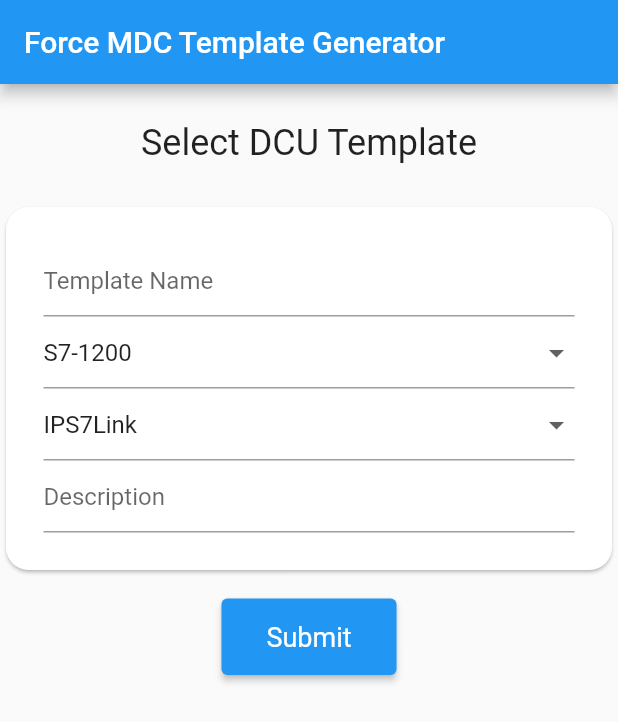
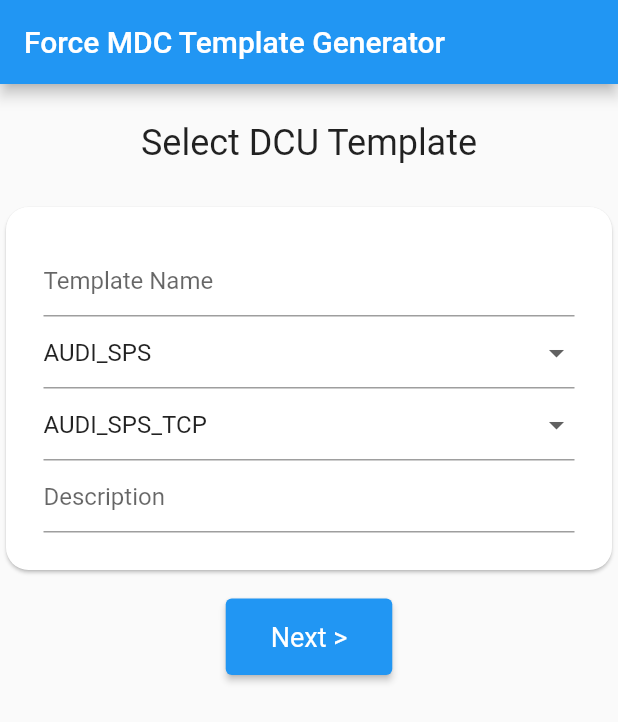
Before and after one commit to bansal-saurabh/forcam_mdc_generator, a Flutter app: the screen it shows after launch, on a phone screen of 412 x 824 dp. Shown: the top 722 px of the screen. Run offline on Flutter 3.47's test engine with Material 2 defaults, Android fonts, the light colour scheme and no system bars.

Commit message:
Data Source Updated

```diff
--- a/lib/io/dcu_generator.dart
+++ b/lib/io/dcu_generator.dart
@@ -17,9 +17,6 @@ class DCUGenerator {
   Future<File?> readFile(String templateName, String selectedPlugin) async {
     try {
       final file = await _localFile;
-
-      // Read the file
-      final contents = await file.readAsString();
 
       // Read the document
       final document = XmlDocument.parse(file.readAsStringSync());
--- a/lib/main.dart
+++ b/lib/main.dart
@@ -1,5 +1,5 @@
 import 'package:flutter/material.dart';
-import 'package:forcam_mdc_generator/pages/dcu_selector.dart';
+import 'package:forcam_mdc_generator/pages/dcu_template_selector.dart';
 
 void main() => runApp(MyApp());
 
@@ -9,7 +9,7 @@ class MyApp extends StatelessWidget {
     return MaterialApp(
       title: 'Welcome to Forcam Force MDC Generator',
       debugShowCheckedModeBanner: false,
-      home: DCUSelector(title: 'Force MDC Template Generator'),
+      home: DCUTemplateSelector(title: 'Force MDC Template Generator'),
     );
   }
 }
--- a/lib/models/plugin_repository.dart
+++ b/lib/models/plugin_repository.dart
@@ -17,40 +17,163 @@ class PluginRepository {
 
   List _dcuplugins = [
     {
-      "plugin": "S7-1200",
-      "alias": "S7-1200",
+      "plugin": "AUDI_SPS",
+      "alias": "AUDI_SPS",
       "bus": [
-        "IPS7Link",
+        "AUDI_SPS_TCP",
+      ]
+    },
+    {
+      "plugin": "MDE_UDP_CTRL_01",
+      "alias": "MDE_UDP_CTRL_01",
+      "bus": [
+        "MDE_UDP_PROT_01",
         "IBHLink",
       ]
     },
     {
-      "plugin": "S7-1500",
-      "alias": "S7-1500",
+      "plugin": "HDH",
+      "alias": "HDH",
       "bus": [
-        "IPS7Link",
-        "IBHLink",
+        "HDHLNK",
       ]
     },
     {
-      "plugin": "OPC UA",
-      "alias": "OPC UA",
+      "plugin": "IBX",
+      "alias": "IBX",
       "bus": [
-        "OPCUA Prot",
+        "IBX_TCP",
       ]
     },
     {
-      "plugin": "OPC DA",
-      "alias": "OPC DA",
+      "plugin": "IOS",
+      "alias": "IOS",
       "bus": [
-        "OPCDA Prot",
+        "IOSCOM",
       ]
     },
     {
-      "plugin": "RPCSinumerik",
-      "alias": "RPCSinumerik",
+      "plugin": "MTCONNECT",
+      "alias": "MTCONNECT",
       "bus": [
-        "RPC Bus",
+        "MTCONNECTPROT",
+      ]
+    },
+    {
+      "plugin": "OPC_DA_1",
+      "alias": "OPC_DA_1",
+      "bus": [
+        "OPC_DA_1PROT",
+      ]
+    },
+    {
+      "plugin": "OPCDAXML",
+      "alias": "OPCDAXML",
+      "bus": [
+        "OPCDAXML_PROT",
+      ]
+    },
+    {
+      "plugin": "S5_1XX",
+      "alias": "S5_1XX",
+      "bus": [
+        "IBHLINK_S5",
+        "IBX_TCP_PF",
+        "IPS5LNK",
+        "SIMATIC_TCP",
+      ]
+    },
+    {
+      "plugin": "S7_200",
+      "alias": "S7_200",
+      "bus": [
+        "DDES7LNK",
+        "IBX_TCP_PF",
+        "IPS7LNK",
+        "MPIS7LNK",
+      ]
+    },
+    {
+      "plugin": "S7_300",
+      "alias": "S7_300",
+      "bus": [
+        "DDES7LNK",
+        "IBHLINK_S7",
+        "IBX_TCP_PF",
+        "IPS7LNK",
+        "MPIS7LNK",
+        "SIMATIC_TCP",
+      ]
+    },
+    {
+      "plugin": "S7_400",
+      "alias": "S7_400",
+      "bus": [
+        "DDES7LNK",
+        "IBHLINK_S7",
+        "IBX_TCP_PF",
+        "IPS7LNK",
+        "MPIS7LNK",
+        "SIMATIC_TCP",
+      ]
+    },
+    {
+      "plugin": "S7_1200",
+      "alias": "S7_1200",
+      "bus": [
+        "DDES7LNK",
+        "IBHLINK_S7",
+        "IBX_TCP_PF",
+        "IPS7LNK",
+        "MPIS7LNK",
+        "SIMATIC_TCP",
+      ]
+    },
+    {
+      "plugin": "S7_1500",
+      "alias": "S7_1500",
+      "bus": [
+        "DDES7LNK",
+        "IBHLINK_S7",
+        "IBX_TCP_PF",
+        "IPS7LNK",
+        "MPIS7LNK",
+        "SIMATIC_TCP",
+      ]
+    },
+    {
+      "plugin": "FANUC10",
+      "alias": "FANUC10",
+      "bus": [
+        "FANUCFOCAS12",
+      ]
+    },
+    {
+      "plugin": "ROCKWELL",
+      "alias": "ROCKWELL",
+      "bus": [
+        "ROCKWELLPROT",
+      ]
+    },
+    {
+      "plugin": "OPCUA",
+      "alias": "OPCUA",
+      "bus": [
+        "OPCUAPROT",
+      ]
+    },
+    {
+      "plugin": "DATAEXCHANGE",
+      "alias": "DATAEXCHANGE",
+      "bus": [
+        "DATAEXCHANGEPROT",
+      ]
+    },
+    {
+      "plugin": "MQTT",
+      "alias": "MQTT",
+      "bus": [
+        "MQTTPROT",
       ]
     },
   ];
--- a/lib/pages/dcu_selector.dart
+++ b/lib/pages/dcu_signal_selector.dart
@@ -1,17 +1,16 @@
-import 'package:flutter/cupertino.dart';
 import 'package:flutter/material.dart';
 import 'package:forcam_mdc_generator/models/plugin_repository.dart';
 import 'package:forcam_mdc_generator/io/dcu_generator.dart';
 
-class DCUSelector extends StatefulWidget {
-  DCUSelector({Key? key, required this.title}) : super(key: key);
+class DCUSignalSelector extends StatefulWidget {
+  DCUSignalSelector({Key? key, required this.title}) : super(key: key);
   final String title;
 
   @override
-  _DCUSelectorState createState() => _DCUSelectorState();
+  _DCUSignalSelectorState createState() => _DCUSignalSelectorState();
 }
 
-class _DCUSelectorState extends State<DCUSelector> {
+class _DCUSignalSelectorState extends State<DCUSignalSelector> {
   final templateName = TextEditingController();
   final templateDesc = TextEditingController();
 
@@ -20,8 +19,8 @@ class _DCUSelectorState extends State<DCUSelector> {
   List<String> _plugins = ["Plugin Types"];
   List<String> _busTypes = ["Bus Types"];
 
-  String _selectedPlugin = "S7-1200";
-  String _selectedBus = "IPS7Link";
+  String _selectedPlugin = "AUDI_SPS";
+  String _selectedBus = "AUDI_SPS_TCP";
 
   @override
   void initState() {
@@ -44,7 +43,7 @@ class _DCUSelectorState extends State<DCUSelector> {
               height: 25.0,
             ),
             Text(
-              'Select DCU Template',
+              'Add DCU Signals',
               style: Theme.of(context).textTheme.headline5,
             ),
             SizedBox(
@@ -64,7 +63,12 @@ class _DCUSelectorState extends State<DCUSelector> {
                           TextFormField(
                             controller: templateName,
                             decoration:
-                                InputDecoration(hintText: 'Template Name'),
+                            InputDecoration(hintText: 'Name'),
+                          ),
+                          TextFormField(
+                            controller: templateName,
+                            decoration:
+                            InputDecoration(hintText: 'Signal Group'),
                           ),
                           DropdownButtonFormField(
                             value: _selectedPlugin,
@@ -91,7 +95,12 @@ class _DCUSelectorState extends State<DCUSelector> {
                           TextFormField(
                             controller: templateDesc,
                             decoration:
-                                InputDecoration(hintText: 'Description'),
+                            InputDecoration(hintText: 'Alias'),
+                          ),
+                          TextFormField(
+                            controller: templateDesc,
+                            decoration:
+                            InputDecoration(hintText: 'Comment'),
                           ),
                         ],
                       ),
--- /dev/null
+++ b/lib/pages/dcu_template_selector.dart
@@ -0,0 +1,158 @@
+import 'package:flutter/material.dart';
+import 'package:forcam_mdc_generator/models/plugin_repository.dart';
+import 'package:forcam_mdc_generator/io/dcu_generator.dart';
+import 'package:forcam_mdc_generator/pages/dcu_signal_selector.dart';
+
+class DCUTemplateSelector extends StatefulWidget {
+  DCUTemplateSelector({Key? key, required this.title}) : super(key: key);
+  final String title;
+
+  @override
+  _DCUTemplateSelectorState createState() => _DCUTemplateSelectorState();
+}
+
+class _DCUTemplateSelectorState extends State<DCUTemplateSelector> {
+  final templateName = TextEditingController();
+  final templateDesc = TextEditingController();
+
+  PluginRepository repository = PluginRepository();
+
+  List<String> _plugins = ["Plugin Types"];
+  List<String> _pluginsSorted = ["Plugin Types Sorted"];
+  List<String> _busTypes = ["Bus Types"];
+
+  String _selectedPlugin = "AUDI_SPS";
+  String _selectedBus = "AUDI_SPS_TCP";
+
+  @override
+  void initState() {
+    _plugins = repository.getStates();
+    _plugins.sort();
+    _busTypes = repository.getBusByPlugin(_selectedPlugin);
+    super.initState();
+  }
+
+  @override
+  Widget build(BuildContext context) {
+    return Scaffold(
+      appBar: AppBar(
+        title: Text(widget.title),
+      ),
+      body: Center(
+        child: Column(
+          mainAxisAlignment: MainAxisAlignment.start,
+          children: [
+            SizedBox(
+              height: 25.0,
+            ),
+            Text(
+              'Select DCU Template',
+              style: Theme.of(context).textTheme.headline5,
+            ),
+            SizedBox(
+              height: 25.0,
+            ),
+            Card(
+              shape: RoundedRectangleBorder(
+                  borderRadius: BorderRadiusDirectional.circular(15.0)),
+              child: Padding(
+                padding: const EdgeInsets.all(25.0),
+                child: Column(
+                  children: [
+                    SizedBox(
+                      width: 600,
+                      child: Column(
+                        children: [
+                          TextFormField(
+                            controller: templateName,
+                            decoration:
+                                InputDecoration(hintText: 'Template Name'),
+                          ),
+                          DropdownButtonFormField(
+                            value: _selectedPlugin,
+                            onChanged: (String? value) =>
+                                _onSelectedPlugin(value!),
+                            items: _plugins.map((String dropDownStringItem) {
+                              return DropdownMenuItem<String>(
+                                value: dropDownStringItem,
+                                child: Text(dropDownStringItem),
+                              );
+                            }).toList(),
+                          ),
+                          DropdownButtonFormField(
+                            value: _selectedBus,
+                            onChanged: (String? value) =>
+                                _onSelectedBus(value!),
+                            items: _busTypes.map((String dropDownStringItem) {
+                              return DropdownMenuItem<String>(
+                                value: dropDownStringItem,
+                                child: Text(dropDownStringItem),
+                              );
+                            }).toList(),
+                          ),
+                          TextFormField(
+                            controller: templateDesc,
+                            decoration:
+                                InputDecoration(hintText: 'Description'),
+                          ),
+                        ],
+                      ),
+                    ),
+                  ],
+                ),
+              ),
+            ),
+            SizedBox(
+              height: 15.0,
+            ),
+            ElevatedButton(
+              style: ElevatedButton.styleFrom(
+                padding: EdgeInsets.symmetric(horizontal: 30, vertical: 15),
+                textStyle: TextStyle(
+                  fontSize: 18,
+                ),
+              ),
+              onPressed: () {
+                // _writeJavisController();
+                Navigator.push(
+                  context,
+                  MaterialPageRoute(
+                    builder: (context) => DCUSignalSelector(
+                        title: 'Force MDC Template Generator'),
+                  ),
+                );
+              },
+              child: const Text('Next >'),
+            ),
+          ],
+        ),
+      ),
+    );
+  }
+
+  void _writeJavisController() {
+    print(templateName.text +
+        " " +
+        _selectedPlugin +
+        " " +
+        _selectedBus +
+        " " +
+        templateDesc.text);
+
+    final DCUGenerator storage = DCUGenerator();
+
+    storage.writeFile(templateName.text, _selectedPlugin, _selectedBus);
+  }
+
+  void _onSelectedPlugin(String value) {
+    setState(() {
+      _selectedPlugin = value;
+      _busTypes = repository.getBusByPlugin(value);
+      _selectedBus = _busTypes.first;
+    });
+  }
+
+  void _onSelectedBus(String value) {
+    setState(() => _selectedBus = value);
+  }
+}
```
